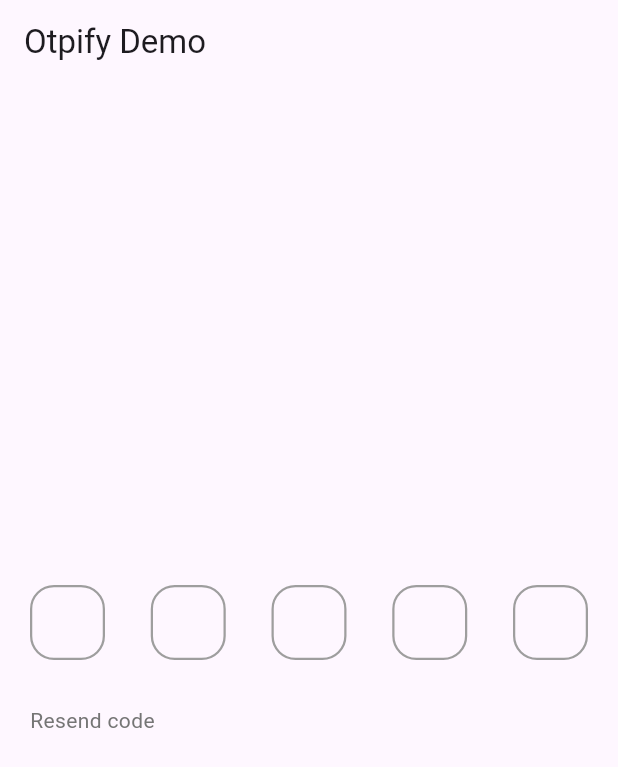
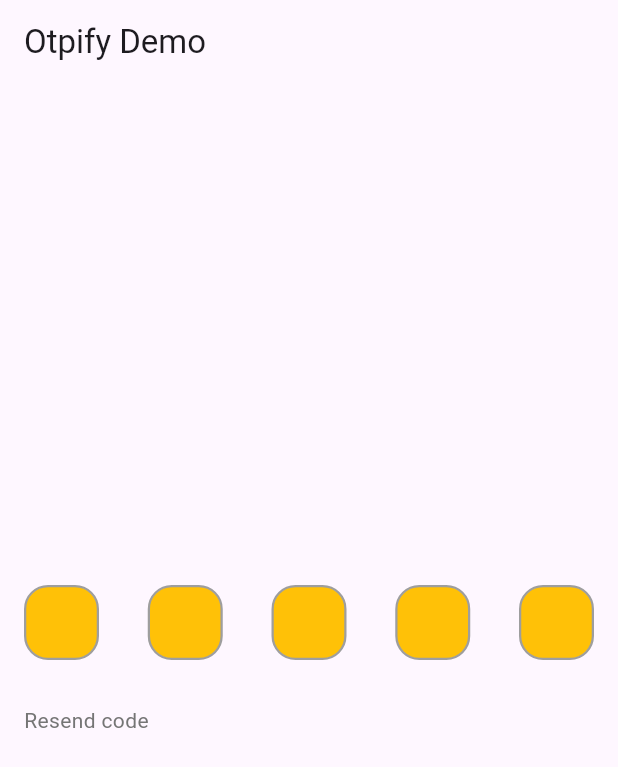
Before and after one commit to mibra-heem/otpify, a Flutter app: the screen it shows after launch, on a phone screen of 412 x 824 dp. Shown: the top 767 px of the screen. Run offline on Flutter 3.47's test engine with Material 3 defaults, Android fonts, the phone set to English and light mode, and no system bars.

Commit message:
version 0.1.7

```diff
--- a/example/lib/main.dart
+++ b/example/lib/main.dart
@@ -33,9 +33,12 @@ class Home extends StatelessWidget {
       appBar: AppBar(
         title: Text('Otpify Demo'),
       ),
-      body: Otpify(
+      body: Padding(
+        padding: const EdgeInsets.all(16),
+        child: Otpify(
           fields: 5,
           resendSecond: 15,
+          fieldColor: Colors.amber,
           borderRadiusValue: 16,
           resendAlignment: ResendAlignment.start,
           resendText: 'Resend code',
@@ -50,6 +53,7 @@ class Home extends StatelessWidget {
             /// Initiate OnResendEvent()
           },
         ),
+      ),
     );
   }
 }
--- a/lib/otpify.dart
+++ b/lib/otpify.dart
@@ -1,5 +1,4 @@
 import 'dart:async';
-import 'package:flutter/foundation.dart';
 import 'package:flutter/material.dart';
 import 'package:flutter/services.dart';
 
@@ -194,9 +193,7 @@ class _OtpifyState extends State<Otpify> {
 
   @override
   Widget build(BuildContext context) {
-    return Padding(
-      padding: widget.padding ?? const EdgeInsets.all(20),
-      child: Column(
+    return Column(
       crossAxisAlignment: _getResendAlignment(widget.resendAlignment),
       mainAxisAlignment: MainAxisAlignment.center,
       spacing: widget.verticalSpacing ?? 30,
@@ -209,17 +206,16 @@ class _OtpifyState extends State<Otpify> {
             return ValueListenableBuilder<bool>(
               valueListenable: widget._focusNotifiers[index],
               builder: (context, isFocused, child) {
-                  final color = Theme.of(context).colorScheme;
                 return Container(
                   height: widget.height ?? 50,
                   width: widget.width ?? 50,
                   decoration: BoxDecoration(
-                      color: widget.fieldColor ?? color.surfaceBright,
+                    color: widget.fieldColor,
                     borderRadius: widget.borderRadius ??
                         BorderRadius.circular(widget.borderRadiusValue ?? 12),
                     border: Border.all(
                       color: isFocused
-                            ? (widget.focusedBorderColor ?? color.outline)
+                          ? (widget.focusedBorderColor ?? Colors.black87)
                           : (widget.borderColor ?? Colors.grey),
                       width: isFocused
                           ? (widget.focusedBorderWidth ?? 2)
@@ -230,10 +226,10 @@ class _OtpifyState extends State<Otpify> {
                   child: TextField(
                     style: widget.fieldTextStyle ??
                         TextStyle(
-                            color: widget.fieldTextColor ?? color.onSurface,
+                          color: widget.fieldTextColor,
                         ),
                     controller: widget._otpControllers[index],
-                      cursorColor: widget.cursorColor ?? color.primary,
+                    cursorColor: widget.cursorColor,
                     textAlign: TextAlign.center,
                     keyboardType: TextInputType.number,
                     inputFormatters: [
@@ -241,8 +237,10 @@ class _OtpifyState extends State<Otpify> {
                       FilteringTextInputFormatter.digitsOnly,
                     ],
                     decoration: const InputDecoration(
-                        counterText: '',
+                      filled: false,
                       border: InputBorder.none,
+                      focusedBorder: InputBorder.none,
+                      enabledBorder: InputBorder.none,
                       contentPadding: EdgeInsets.zero,
                     ),
                     onTap: () => _updateFocusState(index),
@@ -261,8 +259,8 @@ class _OtpifyState extends State<Otpify> {
                         FocusScope.of(context).previousFocus();
                       }
                       // Submit OTP if all fields are filled
-                        if (widget._otpControllers.every(
-                            (controller) => controller.text.isNotEmpty)) {
+                      if (widget._otpControllers
+                          .every((controller) => controller.text.isNotEmpty)) {
                         final otp = widget._otpControllers
                             .map((controller) => controller.text)
                             .join();
@@ -318,7 +316,6 @@ class _OtpifyState extends State<Otpify> {
         else
           const SizedBox(),
       ],
-      ),
     );
   }
 }
--- a/pubspec.yaml
+++ b/pubspec.yaml
@@ -1,6 +1,6 @@
 name: otpify
 description: Otpify is a customizable OTP input field widget for Flutter, adapts to different mobile screen sizes. It includes a resend code timer button for added convenience.
-version: 0.1.6
+version: 0.1.7
 homepage: https://github.com/mibra-heem/otpify
 
 environment:
```
Also changed, not shown: 7 other files. Lines whose indentation alone changed are shown as unchanged.
